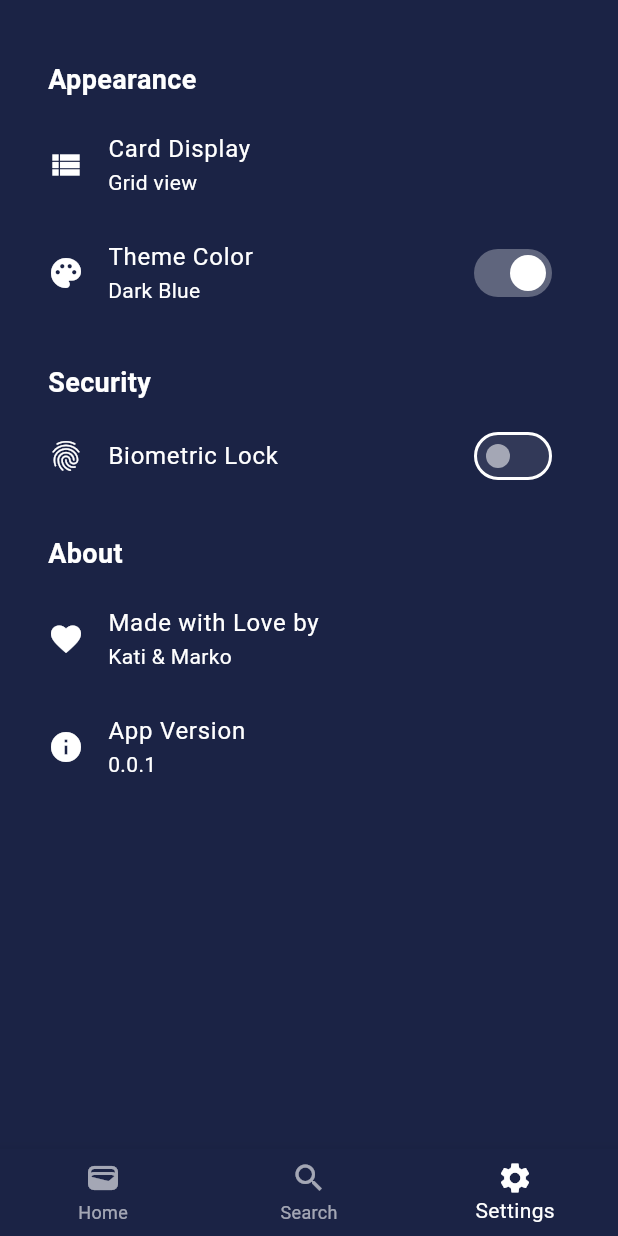
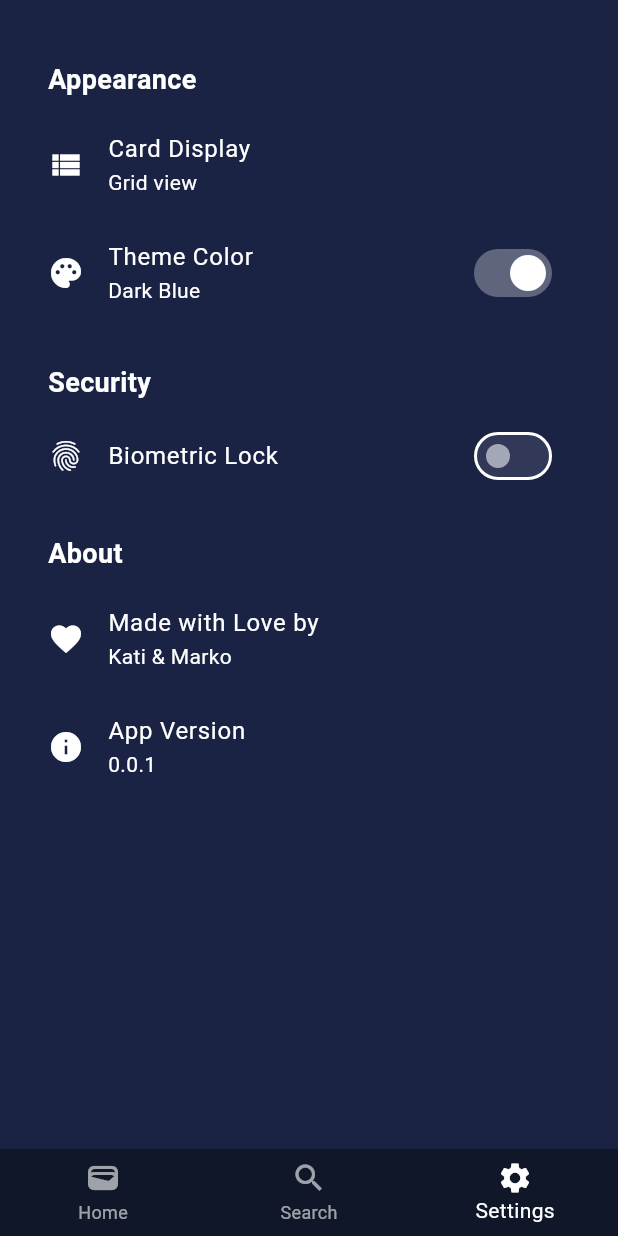
Before and after one commit to unknownMarko/walletik, a Flutter app: the screen it shows after launch, swiped to page 3, on a phone screen of 412 x 824 dp. Run offline on Flutter 3.47's test engine with Material 3 defaults, Android fonts, the phone set to English and light mode, and no system bars; our stand-ins replace flutter_svg, shared_preferences; missing offline and left inert: barcode, mobile_scanner.

Commit message:
Update app branding and theme; add logo asset, adjust AppBar styling, and enhance launch background with custom logo.

```diff
--- a/lib/providers/theme_provider.dart
+++ b/lib/providers/theme_provider.dart
@@ -21,8 +21,11 @@ class ThemeProvider extends ChangeNotifier {
           onPrimary: Colors.white,
         ),
         scaffoldBackgroundColor: const Color(0xFF1b2345),
+        appBarTheme: const AppBarTheme(
+          backgroundColor: Color(0xFF0f1729),
+        ),
         bottomNavigationBarTheme: const BottomNavigationBarThemeData(
-          backgroundColor: Color(0xFF1b2345),
+          backgroundColor: Color(0xFF0f1729),
           selectedItemColor: Colors.white,
           unselectedItemColor: Colors.white60,
         ),
--- a/pubspec.yaml
+++ b/pubspec.yaml
@@ -62,9 +62,8 @@ flutter:
   uses-material-design: true
 
   # To add assets to your application, add an assets section, like this:
-  # assets:
-  #   - images/a_dot_burr.jpeg
-  #   - images/a_dot_ham.jpeg
+  assets:
+    - assets/images/
 
   # An image asset can refer to one or more resolution-specific "variants", see
   # https://flutter.dev/to/resolution-aware-images
```
Also changed, not shown: lib/screens/cards_screen.dart (+19 -4 lines), assets/images/logo.png (added), 28 other files.
